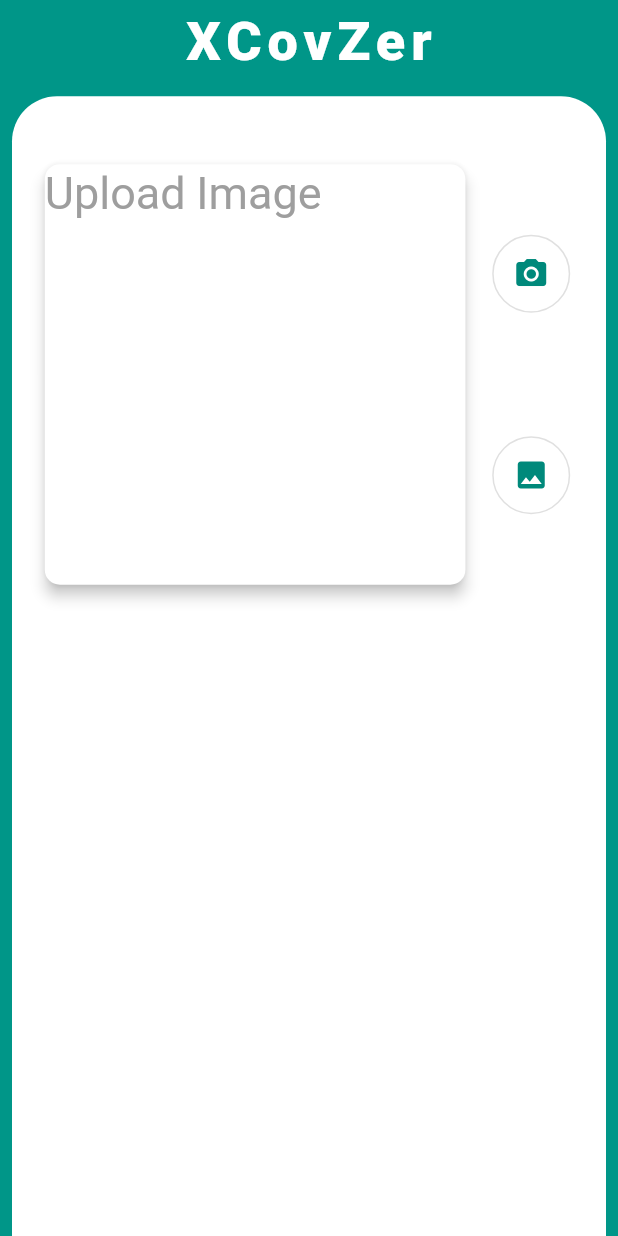
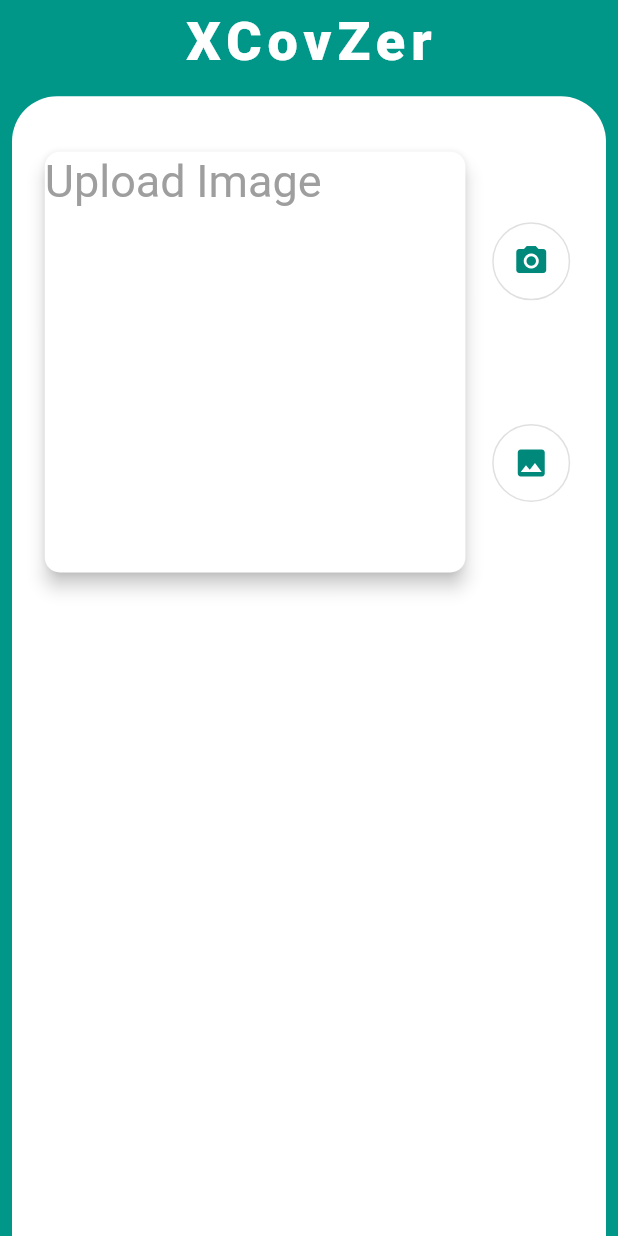
Before and after one commit to Ankan1998/XCOVZER, a Flutter app: the screen it shows after launch, on a phone screen of 412 x 824 dp. Run offline on Flutter 3.47's test engine with Material 2 defaults, Android fonts, the phone set to English and light mode, and no system bars; our stand-ins replace google_fonts, image_picker; Roboto replaces fonts that are missing (Tangerine).

Commit message:
minor UI change

```diff
--- a/mlflutter/lib/widgets/home_widget.dart
+++ b/mlflutter/lib/widgets/home_widget.dart
@@ -23,7 +23,7 @@
   Widget build(BuildContext context) {
     return Column(
       children: [
-        SizedBox(height: MediaQuery.of(context).size.height * 0.05),
+        SizedBox(height: MediaQuery.of(context).size.height * 0.04),
         Row(
           mainAxisAlignment: MainAxisAlignment.spaceEvenly,
           children: [
@@ -31,6 +31,7 @@
               width: MediaQuery.of(context).size.width * 0.7,
               height: MediaQuery.of(context).size.height * 0.35,
               child: Card(
+
                 child: img_present
                     ? Image.file(
                       image,
@@ -47,7 +48,7 @@
                               GoogleFonts.satisfy(fontSize: 20).fontFamily,
                         ),
                       ),
-                elevation: 4,
+                elevation: 5,
                 shadowColor: Colors.black,
                 shape: RoundedRectangleBorder(
                   borderRadius: BorderRadius.circular(10.0),
@@ -55,7 +56,7 @@
               ),
             ),
             Column(
-              //mainAxisAlignment: MainAxisAlignment.spaceBetween,
+
               children: [
                 OutlinedButton(
                   onPressed: () async {
@@ -111,46 +112,3 @@
     );
   }
 }
-
-        // Column(mainAxisAlignment: MainAxisAlignment.spaceEvenly, children: [
-        //   OutlinedButton(
-        //     onPressed: () async {
-        //       final pickedimage = await picker.pickImage(
-        //           source: ImageSource.camera,
-        //           imageQuality: 100);
-        //       setState(() {
-        //         if (pickedimage != null) {
-        //           img_present = true;
-        //           image = File(pickedimage.path);
-        //         }
-        //       });
-        //     },
-        //     child: Icon(Icons.camera_alt, color: Colors.teal[600]),
-        //     style: OutlinedButton.styleFrom(
-        //       shape: CircleBorder(),
-        //       padding: EdgeInsets.all(14),
-        //     ),
-        //   ),
-        //   OutlinedButton(
-        //     onPressed: () async {
-        //       final pickedimage = await picker.pickImage(
-        //           source: ImageSource.gallery,
-        //           imageQuality: 100);
-        //       setState(() {
-        //         if (pickedimage != null) {
-        //           img_present = true;
-        //           image = File(pickedimage.path);
-        //         }
-        //       });
-        //     },
-        //     child: Icon(
-        //       Icons.image,
-        //       color: Colors.teal[600],
-        //     ),
-        //     style: OutlinedButton.styleFrom(
-        //       //backgroundColor: Colors.grey[200],
-        //       shape: CircleBorder(),
-        //       padding: EdgeInsets.all(14),
-        //     ),
-        //   ),
-        // ]),
```
